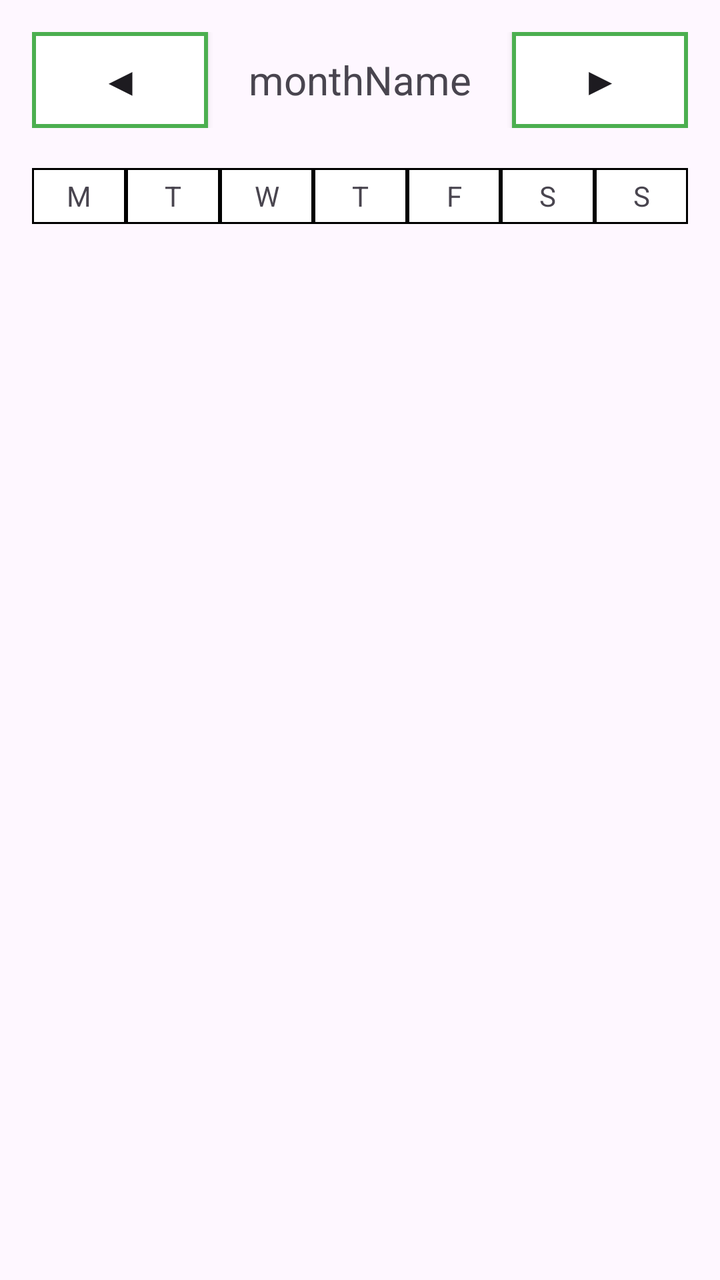
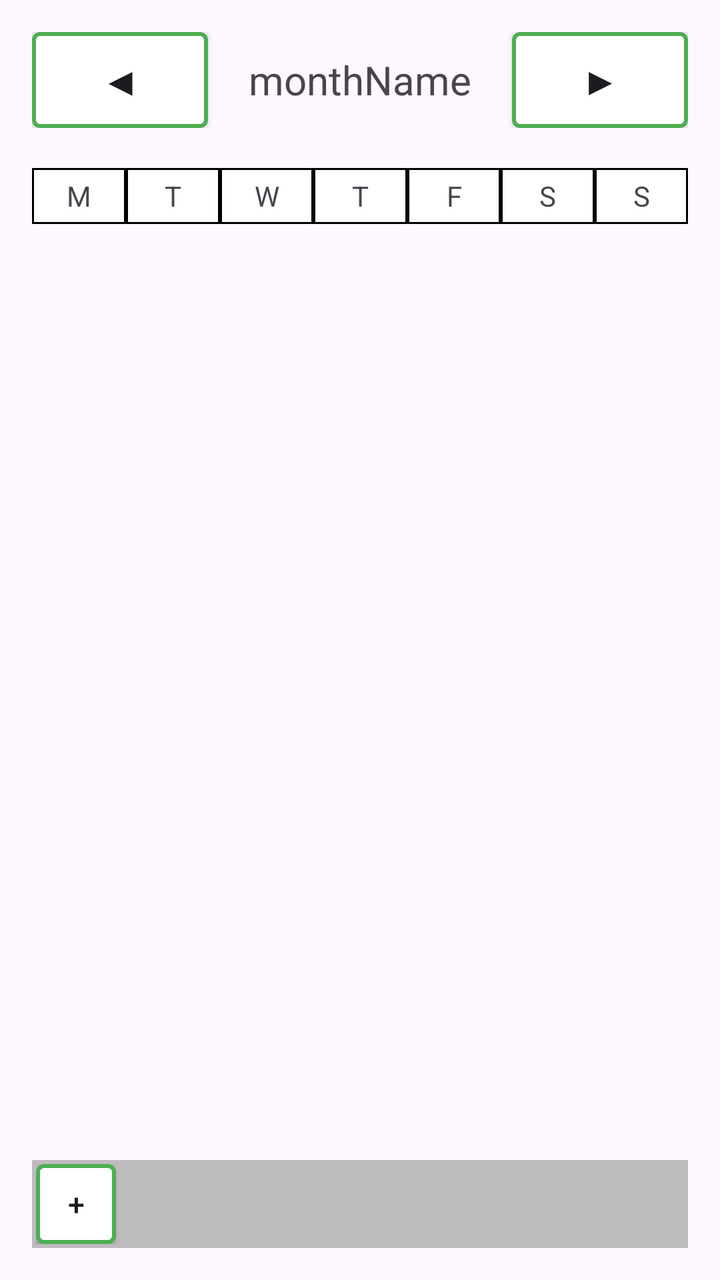

Compare the two renders of this Android layout. The source of the first and the diff that turns it into the second are given below.
<!-- AndroidManifest.xml: application theme Theme.ActiveCalendar -->
<!-- res/layout/activity_main.xml -->
<?xml version="1.0" encoding="utf-8"?>
<ScrollView xmlns:android="http://schemas.android.com/apk/res/android"
    xmlns:tools="http://schemas.android.com/tools"
    android:id="@+id/main"
    android:layout_width="match_parent"
    android:layout_height="match_parent"
    android:fillViewport="true"
    tools:context=".MainActivity">

    <LinearLayout
        android:layout_width="match_parent"
        android:layout_height="wrap_content"
        android:orientation="vertical"
        android:padding="16dp">

        <LinearLayout
            android:layout_width="match_parent"
            android:layout_height="wrap_content"
            android:orientation="horizontal">

            <Button
                android:id="@+id/btn_prevMonth"
                android:layout_width="wrap_content"
                android:layout_height="wrap_content"
                android:background="@drawable/default_button"
                android:text="◀"
                android:textSize="20sp" />

            <TextView
                android:id="@+id/txtV_monthName"
                android:layout_width="0dp"
                android:layout_height="match_parent"
                android:layout_weight="1"
                android:gravity="center"
                android:text="monthName"
                android:textSize="20sp" />

            <Button
                android:id="@+id/btn_nextMonth"
                android:layout_width="wrap_content"
                android:layout_height="wrap_content"
                android:background="@drawable/default_button"
                android:text="▶"
                android:textSize="20sp"/>

        </LinearLayout>


        <GridLayout
            android:id="@+id/gridL_weekContainer"
            android:layout_width="match_parent"
            android:layout_height="wrap_content"
            android:paddingTop="20dp"
            android:columnCount="7">

            <TextView
                android:text="M"
                android:layout_width="0dp"
                android:layout_height="28dp"
                android:layout_columnWeight="1"
                android:gravity="center"
                android:background="@drawable/cell_border"/>

            <TextView
                android:text="T"
                android:layout_width="0dp"
                android:layout_height="28dp"
                android:layout_columnWeight="1"
                android:gravity="center"
                android:background="@drawable/cell_border"/>

            <TextView
                android:text="W"
                android:layout_width="0dp"
                android:layout_height="28dp"
                android:layout_columnWeight="1"
                android:gravity="center"
                android:background="@drawable/cell_border"/>

            <TextView
                android:text="T"
                android:layout_width="0dp"
                android:layout_height="28dp"
                android:layout_columnWeight="1"
                android:gravity="center"
                android:background="@drawable/cell_border"/>

            <TextView
                android:text="F"
                android:layout_width="0dp"
                android:layout_height="28dp"
                android:layout_columnWeight="1"
                android:gravity="center"
                android:background="@drawable/cell_border"/>
            <TextView
                android:text="S"
                android:layout_width="0dp"
                android:layout_height="28dp"
                android:layout_columnWeight="1"
                android:gravity="center"
                android:background="@drawable/cell_border"/>

            <TextView
                android:text="S"
                android:layout_width="0dp"
                android:layout_height="28dp"
                android:layout_columnWeight="1"
                android:gravity="center"
                android:background="@drawable/cell_border"/>

        </GridLayout>

        <GridLayout
            android:id="@+id/gridL_daysContainer"
            android:layout_width="match_parent"
            android:layout_height="match_parent"
            android:columnCount="7"
            android:paddingTop="5dp">

        </GridLayout>

    </LinearLayout>

</ScrollView>
<!-- resources referenced by this layout -->
<resources>
  <!-- drawable cell_border (drawable) -->
  <shape xmlns:android="http://schemas.android.com/apk/res/android">
      <solid android:color="#FFFFFF" />
      <stroke
          android:width="1dp"
          android:color="#000000" />
  </shape>
  <!-- drawable default_button (drawable) -->
  <?xml version="1.0" encoding="utf-8"?>
  <ripple xmlns:android="http://schemas.android.com/apk/res/android"
      android:color="#33000000">
  
      <item>
          <shape>
              <solid android:color="#FFFFFF"/>
  
              <stroke
                  android:width="2dp"
                  android:color="#4CAF50"/>
  
              <padding
                  android:left="12dp"
                  android:top="8dp"
                  android:right="12dp"
                  android:bottom="8dp"/>
          </shape>
      </item>
  
  </ripple>
  <style name="Theme.ActiveCalendar" parent="Base.Theme.ActiveCalendar" />
  <style name="Base.Theme.ActiveCalendar" parent="Theme.Material3.DayNight.NoActionBar">
          
          
      </style>
</resources>

<!-- the commit's change to res/layout/activity_main.xml (unified diff, before → after) -->
@@ -33,7 +33,7 @@
                 android:layout_weight="1"
                 android:gravity="center"
                 android:text="monthName"
-                android:textSize="20sp" />
+                android:textSize="20sp"/>
 
             <Button
                 android:id="@+id/btn_nextMonth"
@@ -113,11 +113,32 @@
         <GridLayout
             android:id="@+id/gridL_daysContainer"
             android:layout_width="match_parent"
-            android:layout_height="match_parent"
+            android:layout_height="0dp"
+            android:layout_weight="1"
             android:columnCount="7"
-            android:paddingTop="5dp">
+            android:layout_marginTop="5dp"
+            android:layout_marginBottom="5dp"/>
 
-        </GridLayout>
+        <LinearLayout
+            android:layout_width="match_parent"
+            android:layout_height="wrap_content"
+            android:orientation="horizontal"
+            android:padding="2dp"
+            android:background="#80808080">
+
+            <Button
+                android:id="@+id/btn_addEvent"
+                android:layout_width="40dp"
+                android:layout_height="40dp"
+                android:background="@drawable/default_button"
+                android:text="+"
+                android:textSize="15sp"
+                android:gravity="center"
+                android:padding="0dp"
+                android:minWidth="0dp"
+                android:minHeight="0dp"/>
+
+        </LinearLayout>
 
     </LinearLayout>
 
<!-- resource entries referenced after the edit -->
@@ -25,6 +25,8 @@
                   android:top="8dp"
                   android:right="12dp"
                   android:bottom="8dp"/>
+  
+              <corners android:radius="3dp"/>
           </shape>
       </item>
   
